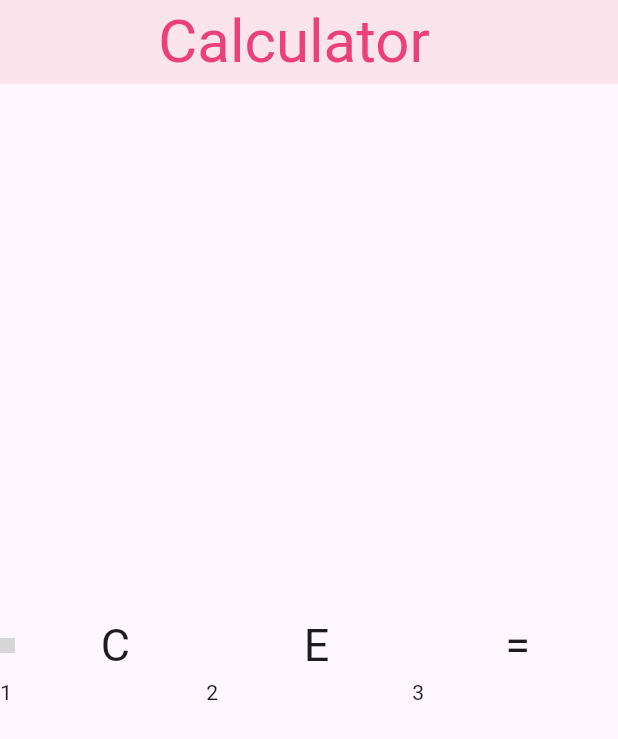
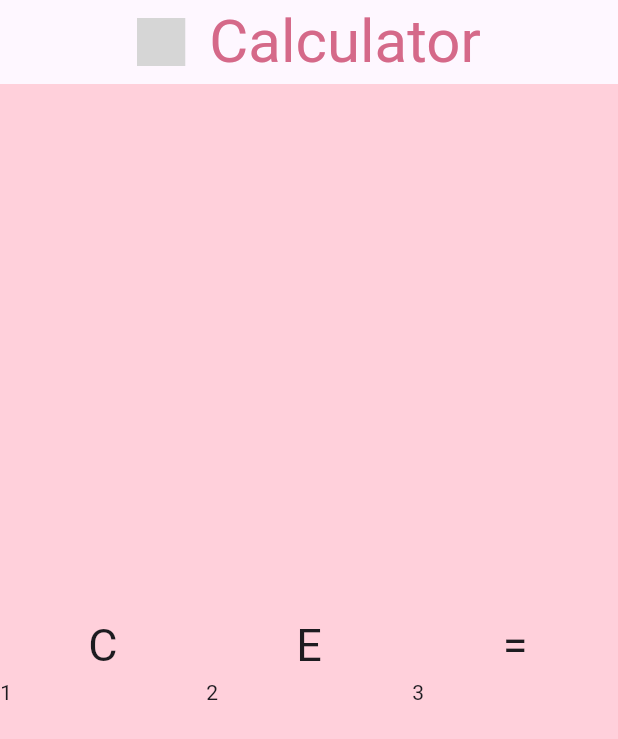
Before and after one commit to strawbloom/calculator, a Flutter app: the screen it shows after launch, on a phone screen of 412 x 824 dp. Shown: the top 739 px of the screen. Run offline on Flutter 3.47's test engine with Material 3 defaults, Android fonts, the phone set to English and light mode, and no system bars; our stand-ins replace flutter_svg, google_fonts; grey boxes are pictures that could not be loaded.

Commit message:
Add `flutter_svg` and update AppBar and body styling.

```diff
--- a/lib/home.dart
+++ b/lib/home.dart
@@ -1,5 +1,6 @@
 import 'package:flutter/material.dart';
 import 'package:google_fonts/google_fonts.dart';
+import 'package:flutter_svg/flutter_svg.dart';
 
 class Calculator extends StatelessWidget {
   const Calculator({super.key});
@@ -11,22 +12,31 @@ class Calculator extends StatelessWidget {
       debugShowCheckedModeBanner: false,
       home: Scaffold(
         appBar: AppBar(
-          backgroundColor: Colors.pink.shade50,
+          shape: RoundedRectangleBorder(
+            borderRadius: BorderRadius.vertical(bottom: Radius.circular(60)),
+          ),
           title: Row(
             // centraliza o titulo
             mainAxisAlignment: MainAxisAlignment.center,
+
             children: [
+              SvgPicture.asset(
+                'assets/icons/logo.svg',
+                width: 32,
+                height: 32,
+                colorFilter: ColorFilter.mode(
+                  Color(0xffD56989),
+                  BlendMode.srcIn,
+                ),
+              ),
+              // espaçamento entre o titulo e o icone
+              SizedBox(width: 16),
               Text(
                 'Calculator',
                 style: GoogleFonts.jersey15(
-                  textStyle: TextStyle(
-                    fontSize: 40,
-                    color: Colors.pink.shade400,
+                  textStyle: TextStyle(fontSize: 40, color: Color(0xffD56989)),
                 ),
               ),
-              ),
-              // espaçamento entre o titulo e o icone
-              SizedBox(width: 20),
             ],
           ),
         ),
@@ -49,13 +59,14 @@ class _CalculatorBodyState extends State<CalculatorBody> {
   @override
   Widget build(BuildContext context) {
     return SafeArea(
+      child: Container(
+        color: Color(0xffFFD0DB),
         child: Column(
           crossAxisAlignment: CrossAxisAlignment.center,
           mainAxisAlignment: MainAxisAlignment.center,
           children: [
             Row(
               children: [
-              ImageIcon(AssetImage('assets/icons/logo.png'), size: 10),
                 Expanded(
                   child: Center(
                     child: Text(
@@ -97,6 +108,7 @@ class _CalculatorBodyState extends State<CalculatorBody> {
             ),
           ],
         ),
+      ),
     );
   }
 }
--- a/pubspec.yaml
+++ b/pubspec.yaml
@@ -14,6 +14,7 @@ dependencies:
   url_launcher: ^6.3.2
   google_fonts: ^8.0.0
   cupertino_icons: ^1.0.8
+  flutter_svg: ^2.2.3
 
 dev_dependencies:
   flutter_test:
```
Also changed, not shown: assets/icons/logo.svg (added), pubspec.lock. Lines whose indentation alone changed are shown as unchanged.
